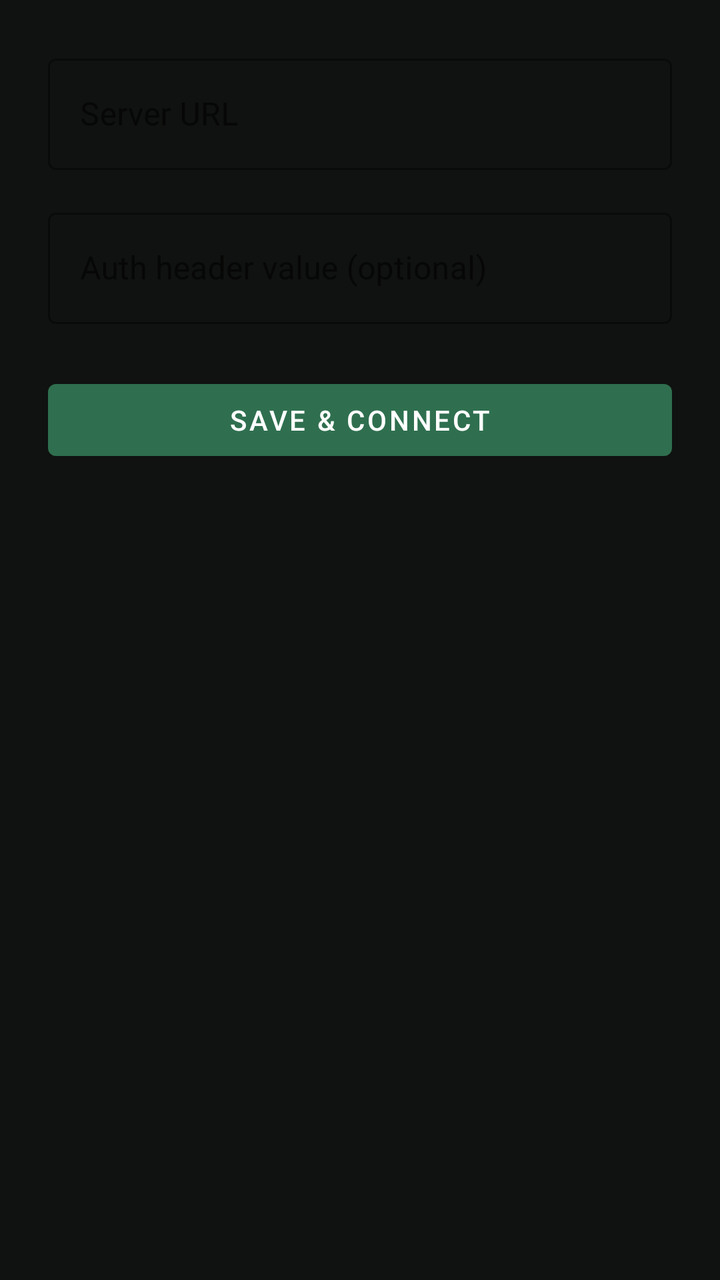
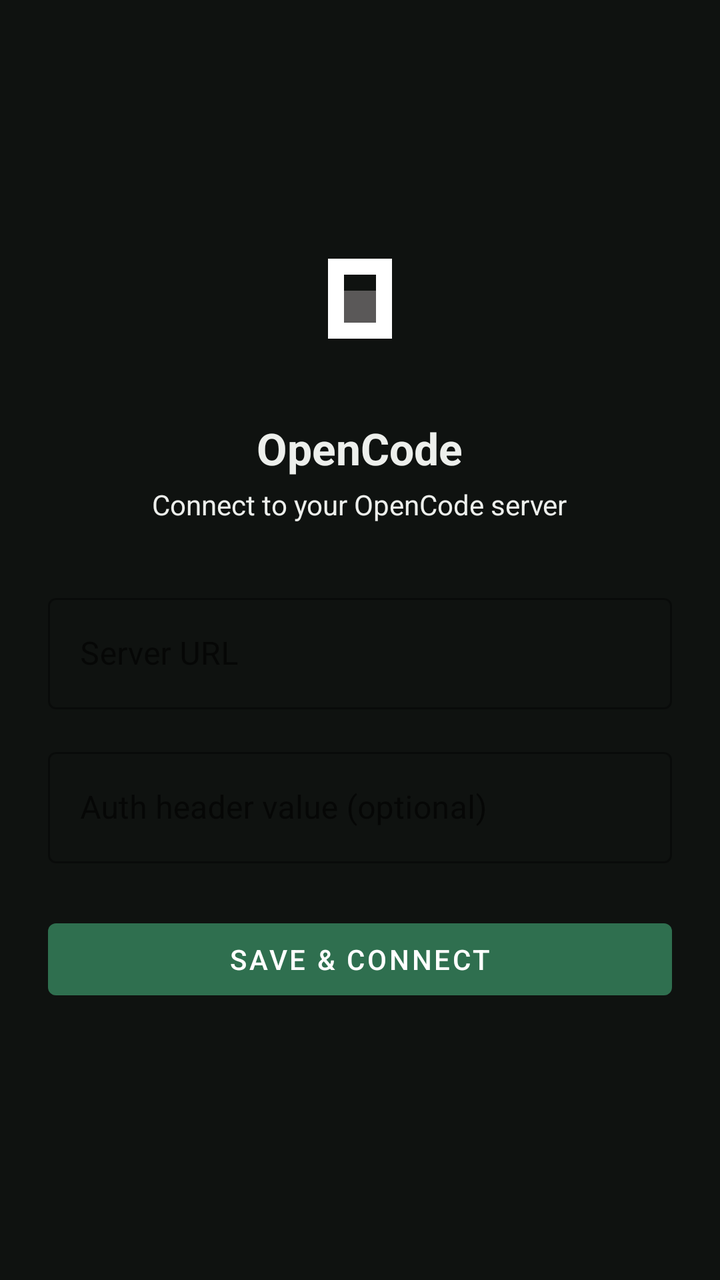

An Android layout rendered at two revisions. The XML below is the earlier revision; the diff shows what the commit changed to produce the second picture.
<!-- AndroidManifest.xml: application theme Theme.OpenCodeWrapper -->
<!-- res/layout/activity_settings.xml -->
<?xml version="1.0" encoding="utf-8"?>
<ScrollView xmlns:android="http://schemas.android.com/apk/res/android"
    xmlns:app="http://schemas.android.com/apk/res-auto"
    android:layout_width="match_parent"
    android:layout_height="match_parent"
    android:background="@color/background"
    android:fillViewport="true">

    <LinearLayout
        android:layout_width="match_parent"
        android:layout_height="wrap_content"
        android:orientation="vertical"
        android:padding="24dp">

        <com.google.android.material.textfield.TextInputLayout
            android:id="@+id/serverUrlLayout"
            style="@style/Widget.MaterialComponents.TextInputLayout.OutlinedBox"
            android:layout_width="match_parent"
            android:layout_height="wrap_content"
            android:hint="@string/label_server_url">

            <com.google.android.material.textfield.TextInputEditText
                android:id="@+id/serverUrlInput"
                android:layout_width="match_parent"
                android:layout_height="wrap_content"
                android:inputType="textUri"
                android:autofillHints="url" />
        </com.google.android.material.textfield.TextInputLayout>

        <com.google.android.material.textfield.TextInputLayout
            android:id="@+id/authHeaderLayout"
            style="@style/Widget.MaterialComponents.TextInputLayout.OutlinedBox"
            android:layout_width="match_parent"
            android:layout_height="wrap_content"
            android:layout_marginTop="16dp"
            android:hint="@string/label_auth_header">

            <com.google.android.material.textfield.TextInputEditText
                android:id="@+id/authHeaderInput"
                android:layout_width="match_parent"
                android:layout_height="wrap_content"
                android:inputType="textPassword" />
        </com.google.android.material.textfield.TextInputLayout>

        <com.google.android.material.button.MaterialButton
            android:id="@+id/saveButton"
            android:layout_width="match_parent"
            android:layout_height="wrap_content"
            android:layout_marginTop="24dp"
            android:text="@string/action_save" />

        <TextView
            android:id="@+id/statusText"
            android:layout_width="match_parent"
            android:layout_height="wrap_content"
            android:layout_marginTop="16dp"
            android:textColor="@color/on_surface" />

    </LinearLayout>
</ScrollView>
<!-- resources referenced by this layout -->
<resources>
  <color name="background">#0F1210</color>
  <color name="on_surface">#EDEFEC</color>
  <string name="action_save">Save &amp; Connect</string>
  <string name="label_auth_header">Auth header value (optional)</string>
  <string name="label_server_url">Server URL</string>
  <style name="Theme.OpenCodeWrapper" parent="Theme.MaterialComponents.DayNight.NoActionBar">
          <item name="colorPrimary">@color/primary</item>
          <item name="colorPrimaryDark">@color/primary_dark</item>
          <item name="colorAccent">@color/accent</item>
          <item name="android:windowBackground">@color/background</item>
      </style>
  <color name="primary">#2F6F4F</color>
  <color name="primary_dark">#1F4E36</color>
  <color name="accent">#E8A33D</color>
</resources>

<!-- the commit's change to res/layout/activity_settings.xml (unified diff, before → after) -->
@@ -8,15 +8,41 @@
 
     <LinearLayout
         android:layout_width="match_parent"
-        android:layout_height="wrap_content"
+        android:layout_height="match_parent"
+        android:gravity="center"
         android:orientation="vertical"
         android:padding="24dp">
+
+        <ImageView
+            android:id="@+id/appLogo"
+            android:layout_width="96dp"
+            android:layout_height="96dp"
+            android:contentDescription="@string/app_name"
+            android:src="@drawable/ic_launcher_foreground" />
+
+        <TextView
+            android:layout_width="wrap_content"
+            android:layout_height="wrap_content"
+            android:layout_marginTop="12dp"
+            android:text="@string/app_name"
+            android:textColor="@color/on_surface"
+            android:textSize="22sp"
+            android:textStyle="bold" />
+
+        <TextView
+            android:layout_width="wrap_content"
+            android:layout_height="wrap_content"
+            android:layout_marginTop="4dp"
+            android:text="@string/settings_subtitle"
+            android:textColor="@color/on_surface"
+            android:textSize="14sp" />
 
         <com.google.android.material.textfield.TextInputLayout
             android:id="@+id/serverUrlLayout"
             style="@style/Widget.MaterialComponents.TextInputLayout.OutlinedBox"
             android:layout_width="match_parent"
             android:layout_height="wrap_content"
+            android:layout_marginTop="32dp"
             android:hint="@string/label_server_url">
 
             <com.google.android.material.textfield.TextInputEditText
<!-- resource entries referenced after the edit -->
@@ -2,9 +2,31 @@
 <resources>
   <color name="background">#0F1210</color>
   <color name="on_surface">#EDEFEC</color>
+  <!-- drawable ic_launcher_foreground (drawable) -->
+  <vector xmlns:android="http://schemas.android.com/apk/res/android"
+      android:width="108dp"
+      android:height="108dp"
+      android:viewportWidth="108"
+      android:viewportHeight="108">
+      <group
+          android:scaleX="0.140625"
+          android:scaleY="0.140625"
+          android:translateX="18"
+          android:translateY="18">
+          <path
+              android:fillColor="#5A5858"
+              android:pathData="M320,224 L320,352 L192,352 L192,224 L320,224 Z" />
+          <path
+              android:fillColor="#FFFFFF"
+              android:fillType="evenOdd"
+              android:pathData="M384,416 L128,416 L128,96 L384,96 L384,416 Z M320,160 L192,160 L192,352 L320,352 L320,160 Z" />
+      </group>
+  </vector>
   <string name="action_save">Save &amp; Connect</string>
+  <string name="app_name">OpenCode</string>
   <string name="label_auth_header">Auth header value (optional)</string>
   <string name="label_server_url">Server URL</string>
+  <string name="settings_subtitle">Connect to your OpenCode server</string>
   <style name="Theme.OpenCodeWrapper" parent="Theme.MaterialComponents.DayNight.NoActionBar">
           <item name="colorPrimary">@color/primary</item>
           <item name="colorPrimaryDark">@color/primary_dark</item>
